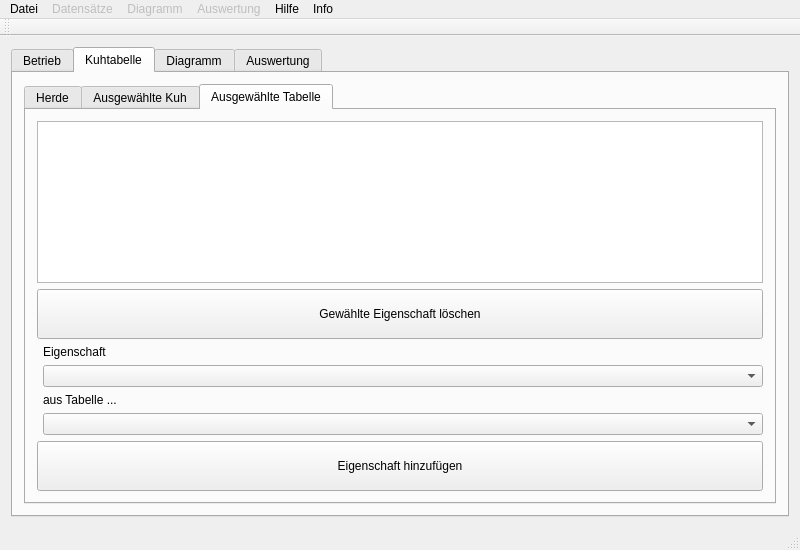
kuhmuckl/kuhmuckl, file mainwindow.ui: the form before one commit.
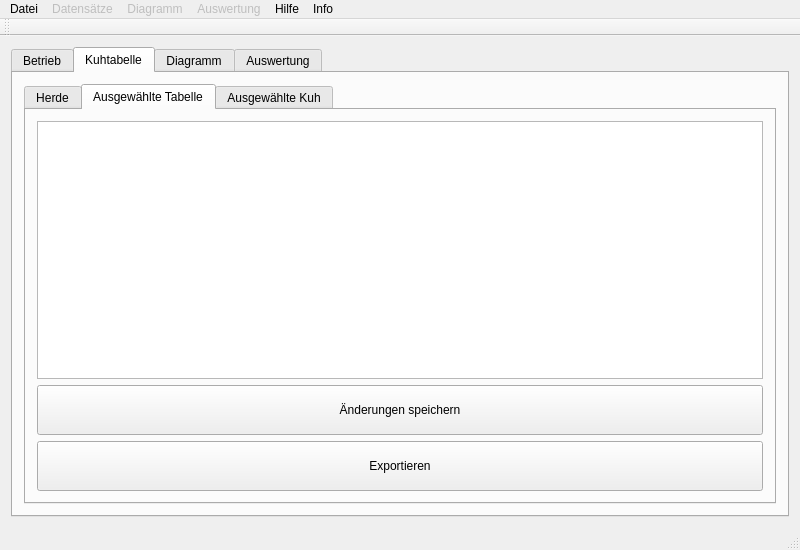
The form after the commit. The open tabs and pages were chosen to show the change.

Commit message:
Added new Entity, named Entity that contains all important functions and properties Animals, Farms, Diagrams and Reports have in common.
Template for most important functions like parsing, saving layouts and
exports are available and wait for definitions. The real work starts
now!

The edit to the form file:
```diff
--- a/mainwindow.ui
+++ b/mainwindow.ui
@@ -395,6 +395,42 @@
             </item>
            </layout>
           </widget>
+          <widget class="QWidget" name="tab_CowTable">
+           <attribute name="title">
+            <string>Ausgewählte Tabelle</string>
+           </attribute>
+           <layout class="QVBoxLayout" name="verticalLayout_14">
+            <item>
+             <widget class="QTableView" name="tableView"/>
+            </item>
+            <item>
+             <widget class="QPushButton" name="pb_SaveCowTableChanges">
+              <property name="minimumSize">
+               <size>
+                <width>0</width>
+                <height>50</height>
+               </size>
+              </property>
+              <property name="text">
+               <string>Änderungen speichern</string>
+              </property>
+             </widget>
+            </item>
+            <item>
+             <widget class="QPushButton" name="pb_ExportCowTable">
+              <property name="minimumSize">
+               <size>
+                <width>0</width>
+                <height>50</height>
+               </size>
+              </property>
+              <property name="text">
+               <string>Exportieren</string>
+              </property>
+             </widget>
+            </item>
+           </layout>
+          </widget>
           <widget class="QWidget" name="tab_CowView">
            <attribute name="title">
             <string>Ausgewählte Kuh</string>
@@ -431,69 +467,6 @@
             </item>
            </layout>
           </widget>
-          <widget class="QWidget" name="tab_CowTable">
-           <attribute name="title">
-            <string>Ausgewählte Tabelle</string>
-           </attribute>
-           <layout class="QVBoxLayout" name="verticalLayout_14">
-            <item>
-             <widget class="QTableWidget" name="tableWidget"/>
-            </item>
-            <item>
-             <widget class="QPushButton" name="pushButton">
-              <property name="minimumSize">
-               <size>
-                <width>0</width>
-                <height>50</height>
-               </size>
-              </property>
-              <property name="text">
-               <string>Gewählte Eigenschaft löschen</string>
-              </property>
-             </widget>
-            </item>
-            <item>
-             <layout class="QFormLayout" name="fl_ReportProperties_3">
-              <property name="fieldGrowthPolicy">
-               <enum>QFormLayout::AllNonFixedFieldsGrow</enum>
-              </property>
-              <item row="0" column="1">
-               <widget class="QLabel" name="lab_Property_3">
-                <property name="text">
-                 <string>Eigenschaft</string>
-                </property>
-               </widget>
-              </item>
-              <item row="1" column="1">
-               <widget class="QComboBox" name="cob_Property_3"/>
-              </item>
-              <item row="2" column="1">
-               <widget class="QLabel" name="lab_FromTable_3">
-                <property name="text">
-                 <string>aus Tabelle ...</string>
-                </property>
-               </widget>
-              </item>
-              <item row="3" column="1">
-               <widget class="QComboBox" name="cob_FromTable_3"/>
-              </item>
-             </layout>
-            </item>
-            <item>
-             <widget class="QPushButton" name="pb_AddProperty_3">
-              <property name="minimumSize">
-               <size>
-                <width>0</width>
-                <height>50</height>
-               </size>
-              </property>
-              <property name="text">
-               <string>Eigenschaft hinzufügen</string>
-              </property>
-             </widget>
-            </item>
-           </layout>
-          </widget>
          </widget>
         </item>
        </layout>
```
Left out of the diff: 5 changed lines with no effect on the pictures. The commit also changes 14 other files.
